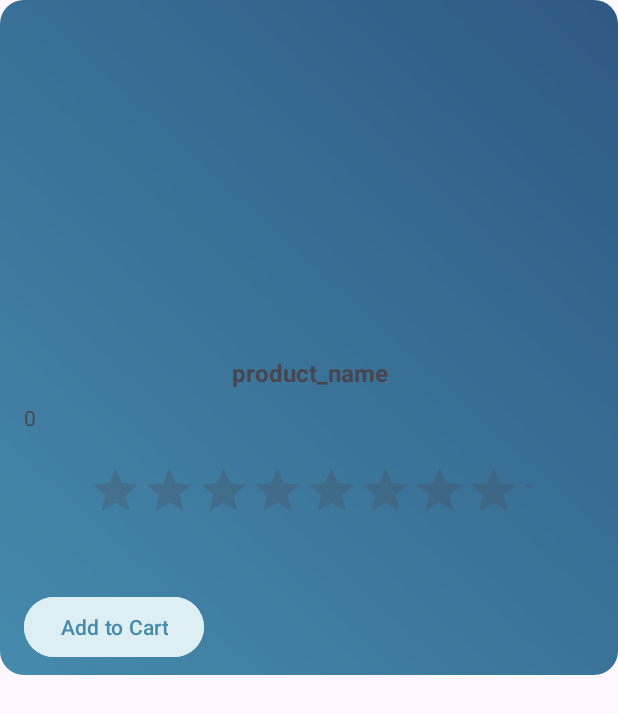
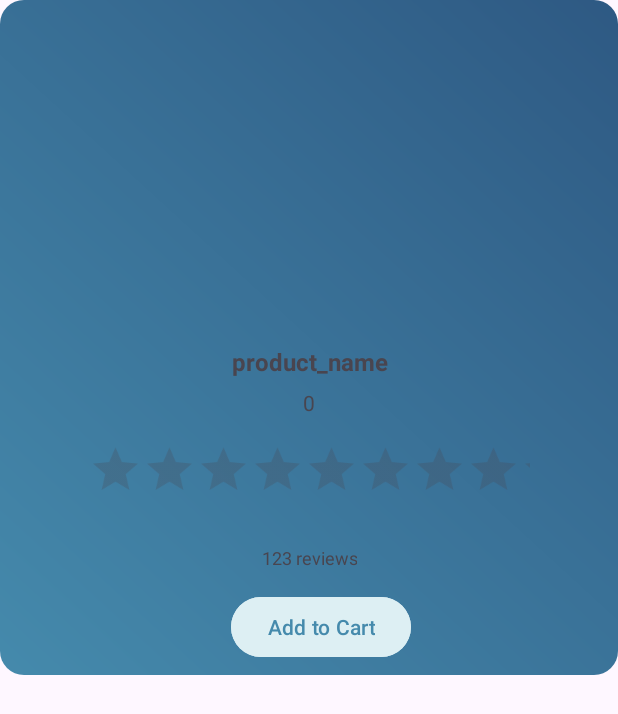
Before and after one commit to BhatVignesh/PawPal, an Android app: the layout item_dog_food.xml on its own in the app's theme, with its tools: preview values and no code run, on a phone screen of 412 x 824 dp. Shown: the top 714 px of the screen. Run offline under Robolectric (Android 15) with nearby library versions, the phone set to English and light mode, and no system bars.

Commit message:
corrected price

```diff
--- a/app/src/main/res/layout/item_dog_food.xml
+++ b/app/src/main/res/layout/item_dog_food.xml
@@ -1,5 +1,6 @@
 <?xml version="1.0" encoding="utf-8"?>
-<androidx.constraintlayout.widget.ConstraintLayout xmlns:android="http://schemas.android.com/apk/res/android"
+<androidx.constraintlayout.widget.ConstraintLayout
+    xmlns:android="http://schemas.android.com/apk/res/android"
     xmlns:app="http://schemas.android.com/apk/res-auto"
     xmlns:tools="http://schemas.android.com/tools"
     android:id="@+id/linearLayout2"
@@ -45,7 +46,8 @@
         android:text="0"
         android:textSize="14sp"
         app:layout_constraintBottom_toTopOf="@+id/product_rating"
-        app:layout_constraintStart_toStartOf="@+id/product_name"
+        app:layout_constraintEnd_toEndOf="parent"
+        app:layout_constraintStart_toStartOf="parent"
         app:layout_constraintTop_toBottomOf="@+id/product_name" />
 
     <RatingBar
@@ -54,27 +56,30 @@
         android:layout_height="wrap_content"
         android:layout_marginStart="10dp"
         android:layout_marginEnd="10dp"
-        android:layout_marginBottom="25dp"
+        android:layout_marginBottom="8dp"
         android:isIndicator="true"
         android:numStars="5"
         android:outlineAmbientShadowColor="#DDEFF3"
         android:scaleX="0.75"
         android:scaleY="0.75"
         android:stepSize="0.5"
-        app:layout_constraintBottom_toTopOf="@+id/add_to_cart_button"
+        app:layout_constraintBottom_toTopOf="@+id/review_count"
         app:layout_constraintEnd_toEndOf="parent"
         app:layout_constraintStart_toStartOf="parent"
         app:layout_constraintTop_toBottomOf="@+id/product_price" />
 
     <TextView
         android:id="@+id/review_count"
-        android:layout_width="match_parent"
+        android:layout_width="wrap_content"
         android:layout_height="wrap_content"
-        android:layout_marginStart="16dp"
+        android:layout_marginTop="4dp"
+        android:layout_marginBottom="8dp"
         android:gravity="center"
+        android:text="123 reviews"
         android:textSize="12sp"
-        app:layout_constraintEnd_toStartOf="@+id/add_to_cart_button"
-        app:layout_constraintStart_toStartOf="@+id/add_to_cart_button"
+        app:layout_constraintBottom_toTopOf="@+id/add_to_cart_button"
+        app:layout_constraintEnd_toEndOf="parent"
+        app:layout_constraintStart_toStartOf="parent"
         app:layout_constraintTop_toBottomOf="@+id/product_rating" />
 
     <Button
@@ -87,5 +92,7 @@
         android:text="@string/add_to_cart"
         android:textColor="#458AAC"
         app:layout_constraintBottom_toBottomOf="parent"
+        app:layout_constraintEnd_toEndOf="parent"
         app:layout_constraintStart_toStartOf="parent" />
+
 </androidx.constraintlayout.widget.ConstraintLayout>
```
